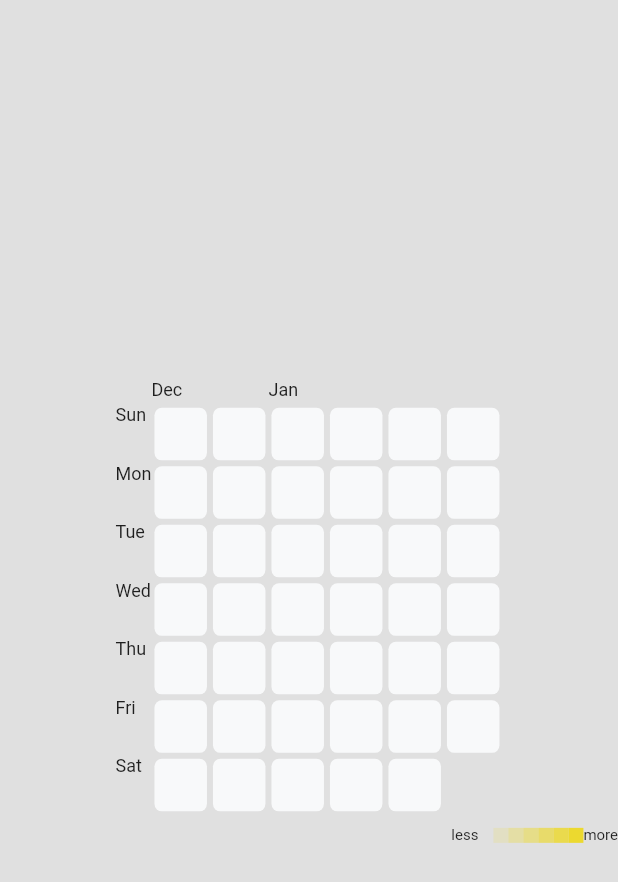
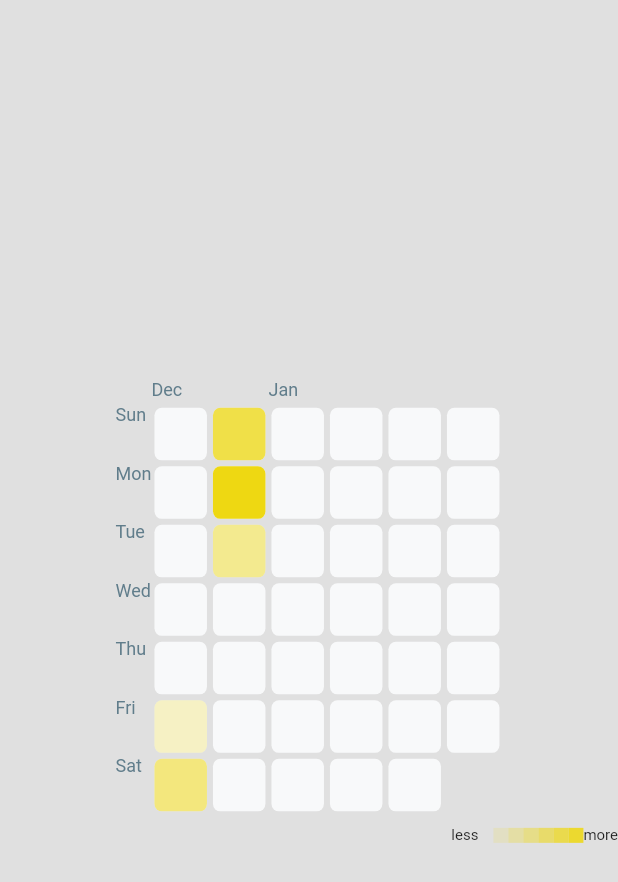
Before and after one commit to erdemgocen44/Calendar, a Flutter app: the screen it shows after launch, on a phone screen of 412 x 824 dp. Shown: the top 882 px of the screen. Run offline on Flutter 3.47's test engine with Material 2 defaults, Android fonts, the phone set to English and light mode, and no system bars; drawn by our look-alikes of flutter_heatmap_calendar.

Commit message:
colour finir

```diff
--- a/lib/head_map_calendar.dart
+++ b/lib/head_map_calendar.dart
@@ -8,19 +8,18 @@ class MoiHeadMap extends StatelessWidget {
   Widget build(BuildContext context) {
     return HeatMap(
       datasets: {
-        DateTime(2022, 10, 23): 3,
-        DateTime(2022, 10, 24): 7,
-        DateTime(2022, 10, 25): 10,
-        DateTime(2022, 10, 26): 13,
-        DateTime(2022, 10, 27): 6,
+        DateTime(2022, 12, 23): 3,
+        DateTime(2022, 12, 24): 7,
+        DateTime(2022, 12, 25): 10,
+        DateTime(2022, 12, 26): 13,
+        DateTime(2022, 12, 27): 6,
       },
       startDate: DateTime.now(),
-      endDate: DateTime.now().add(
-        Duration(days: 40),
-      ),
+      endDate: DateTime.now().add(Duration(days: 40)),
       colorMode: ColorMode.opacity,
       showText: false,
       size: 35,
+      textColor: Colors.blueGrey,
       scrollable: true,
       colorsets: const {
         1: Color.fromARGB(120, 238, 216, 18),
@@ -30,9 +29,9 @@ class MoiHeadMap extends StatelessWidget {
         5: Color.fromARGB(200, 238, 216, 18),
         6: Color.fromARGB(220, 238, 216, 18),
         7: Color.fromARGB(240, 238, 216, 18),
-        8: Color.fromARGB(260, 238, 216, 18),
-        9: Color.fromARGB(280, 238, 216, 18),
-        10: Color.fromARGB(300, 238, 216, 18),
+        8: Color.fromARGB(250, 238, 216, 18),
+        9: Color.fromARGB(260, 238, 216, 18),
+        10: Color.fromARGB(270, 238, 216, 18),
       },
     );
   }
```
